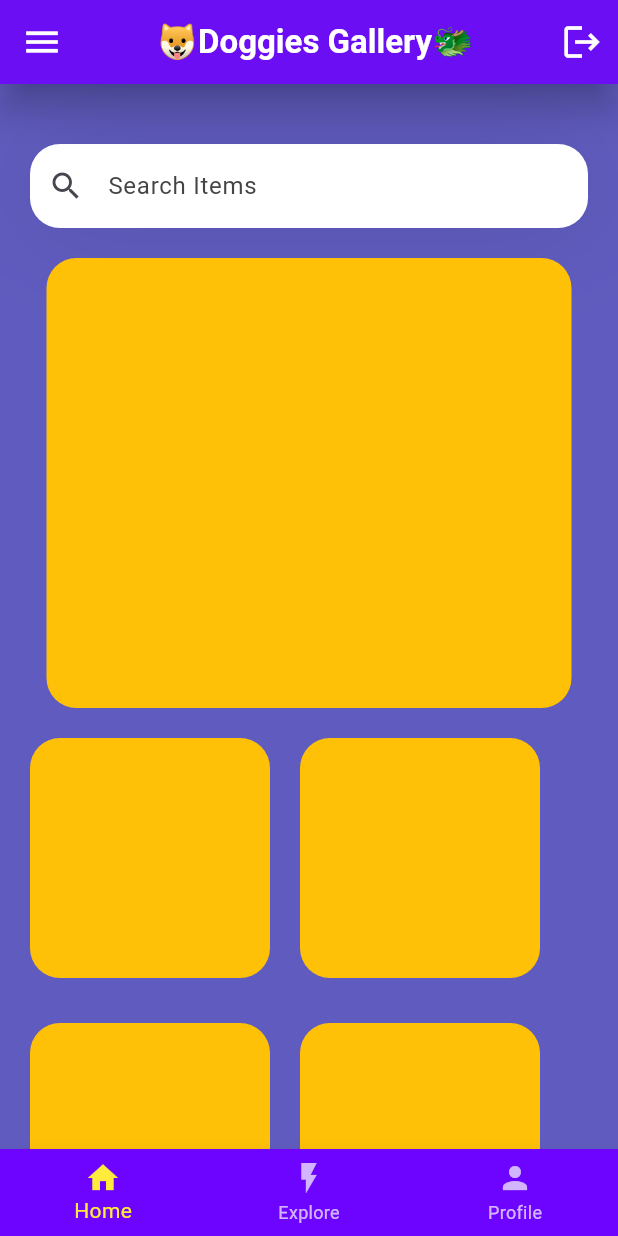
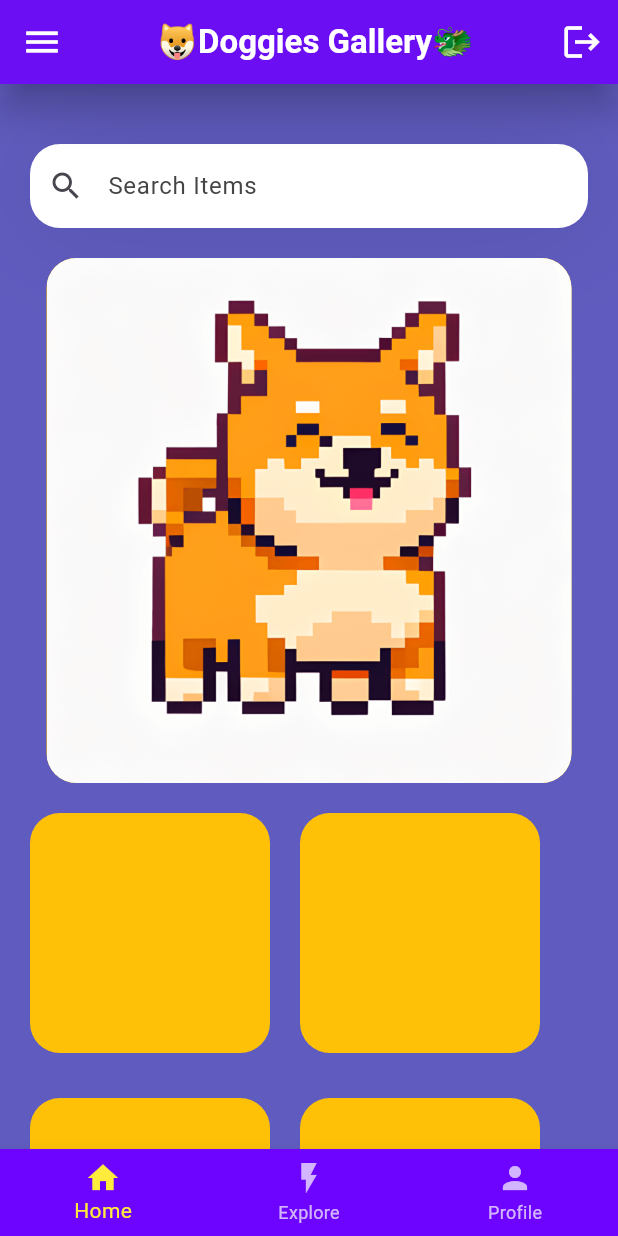
Before and after one commit to AurelioAlfons/to_do_app, a Flutter app: the screen it shows after launch, on a phone screen of 412 x 824 dp. Run offline on Flutter 3.47's test engine with Material 3 defaults, Android fonts, the phone set to English and light mode, and no system bars.

Commit message:
Ver 2.6: Add Image on the main container

```diff
--- a/lib/main.dart
+++ b/lib/main.dart
@@ -107,9 +107,12 @@ class MyApp extends StatelessWidget {
 
               // Test out the list view
               Container(
-                height: 300,
+                height: 350,
                 width: 350,
                 decoration: BoxDecoration(
+                    image: const DecorationImage(
+                        image: AssetImage('assets/icon/dog.png'),
+                        fit: BoxFit.cover),
                     color: Colors.amber,
                     borderRadius: BorderRadius.circular(20)),
               ),
```
